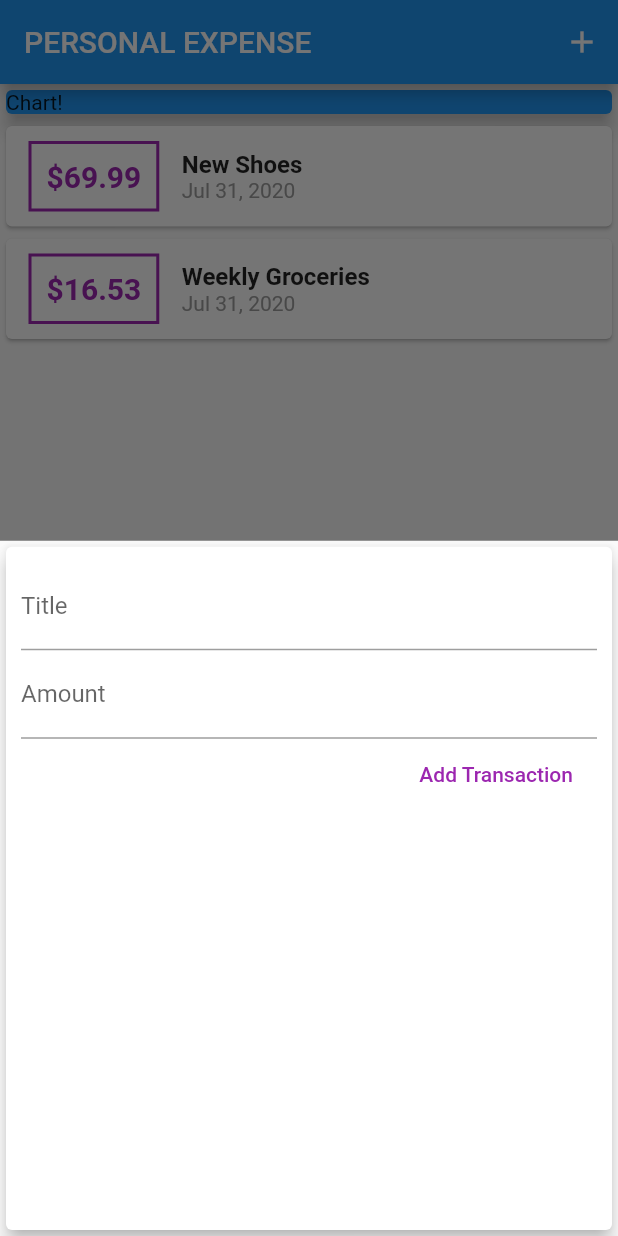
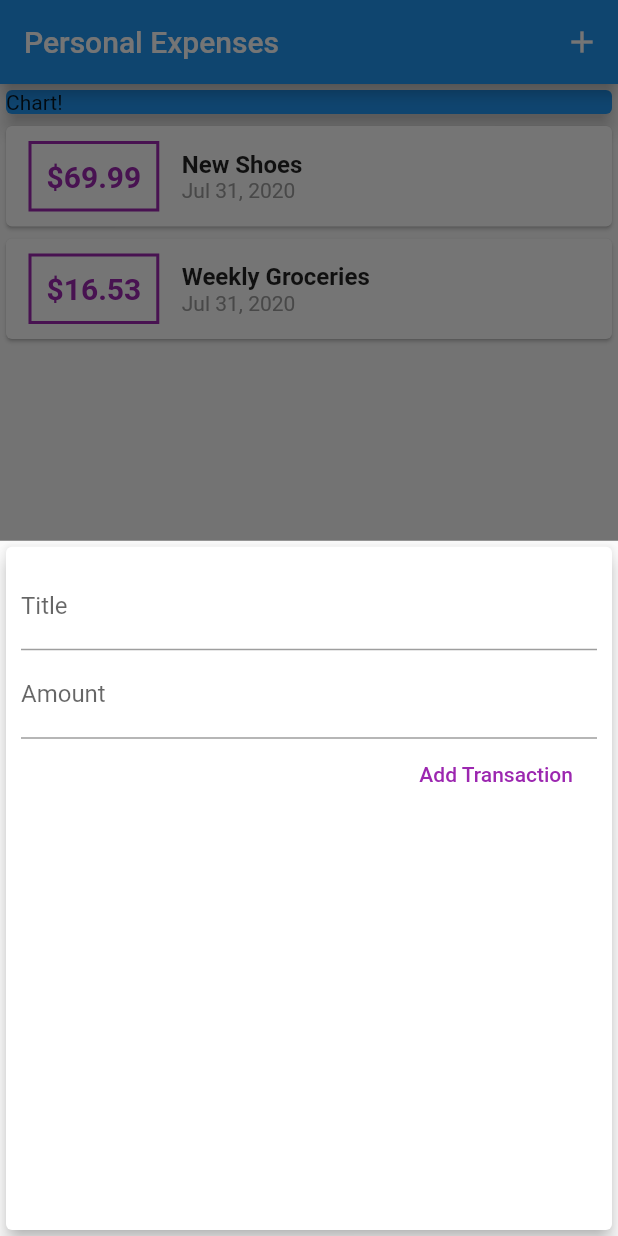
Before and after one commit to simongomes/flutter-personal-expense, a Flutter app: the screen it shows after launch, after a tap on the "add" icon, on a phone screen of 412 x 824 dp. Run offline on Flutter 3.47's test engine with Material 2 defaults, Android fonts, the phone set to English and light mode, and no system bars.

```diff
--- a/lib/main.dart
+++ b/lib/main.dart
@@ -11,7 +11,7 @@ class MyApp extends StatelessWidget {
   @override
   Widget build(BuildContext context) {
     return MaterialApp(
-      title: 'Flutter Demo',
+      title: 'Personal Expenses',
       theme: ThemeData(
         primarySwatch: Colors.blue,
         visualDensity: VisualDensity.adaptivePlatformDensity,
@@ -73,7 +73,7 @@ class _MyHomePageState extends State<MyHomePage> {
   Widget build(BuildContext context) {
     return Scaffold(
       appBar: AppBar(
-        title: Text('PERSONAL EXPENSE'),
+        title: Text('Personal Expenses'),
         actions: <Widget>[
           IconButton(
             icon: Icon(Icons.add),
--- a/lib/widgets/new_transaction.dart
+++ b/lib/widgets/new_transaction.dart
@@ -1,21 +1,32 @@
 import 'package:flutter/material.dart';
 
-class NewTransaction extends StatelessWidget {
+class NewTransaction extends StatefulWidget {
   final Function addTransaction;
+
+  NewTransaction(this.addTransaction);
+
+  @override
+  _NewTransactionState createState() => _NewTransactionState();
+}
+
+class _NewTransactionState extends State<NewTransaction> {
   final titleController = TextEditingController();
   final amountController = TextEditingController();
-
-  NewTransaction(this.addTransaction);
 
   void submitData() {
     final enteredTitle = titleController.text;
     final enteredAmount = double.parse(amountController.text);
 
-    if( enteredTitle.isEmpty || enteredAmount <= 0 ) {
+    if (enteredTitle.isEmpty || enteredAmount <= 0) {
       return;
     }
 
-    addTransaction(titleController.text, double.parse(amountController.text));
+    widget.addTransaction(
+        titleController.text,
+        double.parse(amountController.text)
+    );
+
+    Navigator.of(context).pop();
   }
 
   @override
@@ -39,10 +50,9 @@ class NewTransaction extends StatelessWidget {
               onSubmitted: (_) => submitData(),
             ),
             FlatButton(
-              child: Text('Add Transaction'),
-              textColor: Colors.purple,
-              onPressed: submitData
-            )
+                child: Text('Add Transaction'),
+                textColor: Colors.purple,
+                onPressed: submitData)
           ],
         ),
       ),
```
